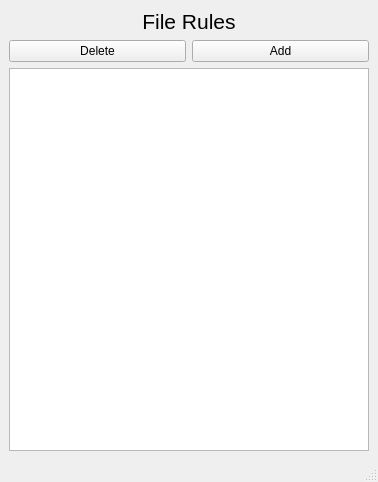
The window that ui/mainwindow.ui (remosrulloda/Pennyworth) describes before a commit, drawn with Qt 5.
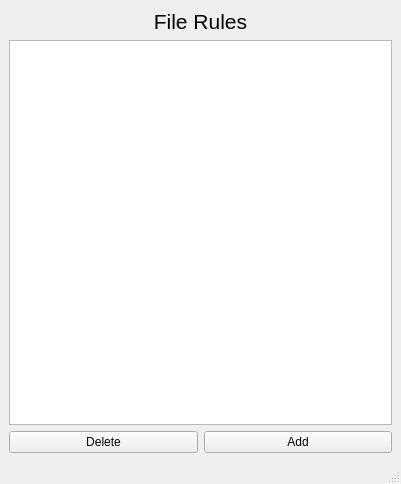
The same window after the commit.

What changed in the file:
```diff
--- a/ui/mainwindow.ui
+++ b/ui/mainwindow.ui
@@ -6,16 +6,16 @@
    <rect>
     <x>0</x>
     <y>0</y>
-    <width>378</width>
-    <height>482</height>
+    <width>401</width>
+    <height>484</height>
    </rect>
   </property>
   <property name="windowTitle">
    <string>MainWindow</string>
   </property>
   <widget class="QWidget" name="centralwidget">
-   <layout class="QHBoxLayout" name="horizontalLayout">
-    <item>
+   <layout class="QGridLayout" name="gridLayout">
+    <item row="0" column="0">
      <layout class="QVBoxLayout" name="ruleLayout">
       <item>
        <widget class="QLabel" name="rulesTitle">
@@ -32,6 +32,9 @@
         </property>
        </widget>
       </item>
+      <item>
+       <widget class="QListView" name="ruleView"/>
+      </item>
       <item>
        <layout class="QHBoxLayout" name="ruleBtnViewer">
         <item>
@@ -50,9 +53,6 @@
         </item>
        </layout>
       </item>
-      <item>
-       <widget class="QListWidget" name="ruleViewer"/>
-      </item>
      </layout>
     </item>
    </layout>
```
